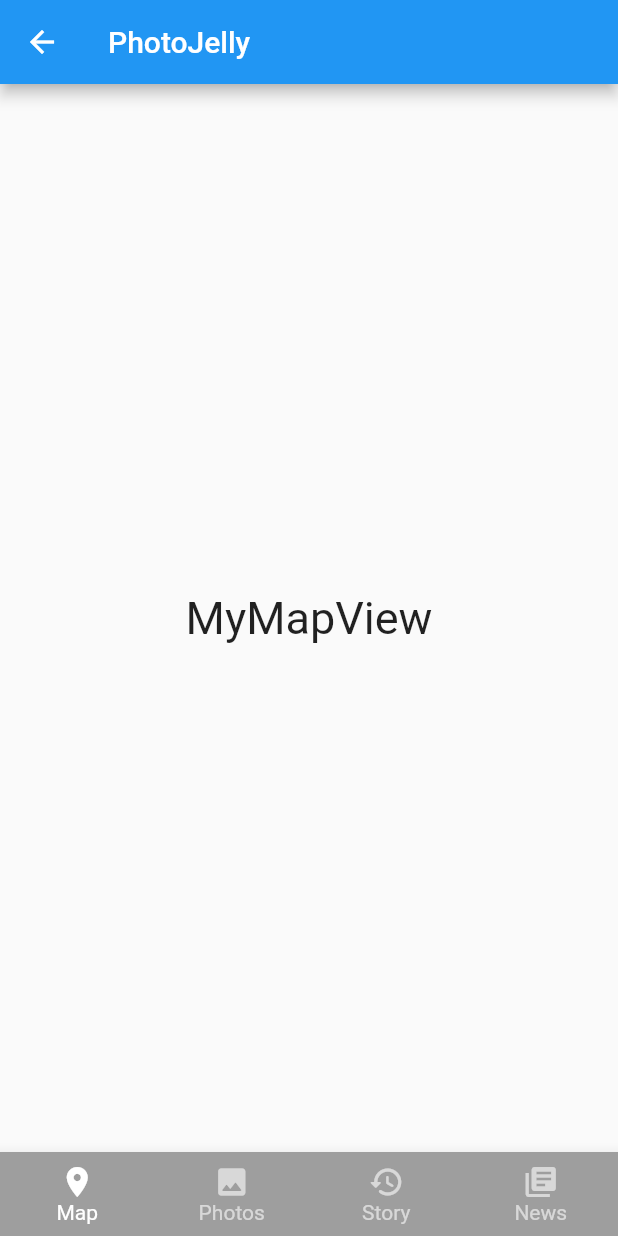
After one commit to flack3r/photojelly, a Flutter app: the MainScreen screen opened by its route, on a phone screen of 412 x 824 dp. The commit adds this screen. Run offline on Flutter 3.47's test engine with Material 2 defaults, Android fonts, the phone set to English and light mode, and no system bars; our stand-ins replace intro_slider; Roboto replaces fonts that are missing (DoHyeonRegular).

Commit message:
main 하단메뉴 구성

```diff
--- a/lib/IntroScreen.dart
+++ b/lib/IntroScreen.dart
@@ -21,7 +21,7 @@ class _IntroScreenState extends State<IntroScreen> {
         title: "안녕하세요!",
         styleTitle:
         TextStyle(color: Color(0xff7FFFD4), fontSize: 30.0, fontWeight: FontWeight.bold, fontFamily: 'RobotoMono'),
-        description: "저장된 사진을 지도 스토리로 만들어 추억을 간직하세요",
+        description: "포토젤리와 함께 저장된 사진을 지도 스토리로 만들어 추억을 간직하세요",
         styleDescription:
         TextStyle(color: Colors.white, fontSize: 20.0, fontStyle: FontStyle.italic, fontFamily: 'Raleway'),
         backgroundImage: "images/welcome.png",
@@ -38,7 +38,7 @@ class _IntroScreenState extends State<IntroScreen> {
 
   void onDonePress() {
     // Do what you want
-    print("End of slides");
+    Navigator.pushNamed(context, '/main');
   }
 
   @override
--- /dev/null
+++ b/lib/MainScreen.dart
@@ -0,0 +1,67 @@
+import 'package:flutter/material.dart';
+import 'package:photojelly/MapView.dart';
+import 'package:photojelly/NewsView.dart';
+import 'package:photojelly/PhotosView.dart';
+import 'package:photojelly/StoryView.dart';
+import 'package:photojelly/main.dart';
+
+class MainScreen extends StatefulWidget {
+  const MainScreen({Key? key}) : super(key: key);
+
+  @override
+  _MainScreenState createState() => _MainScreenState();
+}
+
+class _MainScreenState extends State<MainScreen> {
+  int _selectedIndex = 0;
+  final List _widgetOptions = [
+    const MapView(),
+    const PhotosView(),
+    const StoryView(),
+    const NewsView(),
+  ];
+
+  @override
+  Widget build(BuildContext context) {
+    return Scaffold(
+      appBar: AppBar(
+        title: Text(PACKAGE_NAME),
+      ),
+      body: Center(
+        child: _widgetOptions[_selectedIndex],
+      ),
+      bottomNavigationBar: BottomNavigationBar(
+        type: BottomNavigationBarType.fixed,
+        backgroundColor: Colors.grey,
+        selectedItemColor: Colors.white,
+        unselectedItemColor: Colors.white.withOpacity(.60),
+        selectedFontSize: 14,
+        unselectedFontSize: 14,
+        currentIndex: _selectedIndex, //현재 선택된 Index
+        onTap: (int index) {
+          setState(() {
+            _selectedIndex = index;
+          });
+        },
+        items: const [
+          BottomNavigationBarItem(
+            label: 'Map',
+            icon: Icon(Icons.location_on),
+          ),
+          BottomNavigationBarItem(
+            label: 'Photos',
+            icon: Icon(Icons.photo_rounded),
+          ),
+          BottomNavigationBarItem(
+            label: 'Story',
+            icon: Icon(Icons.history_rounded),
+          ),
+          BottomNavigationBarItem(
+            label: 'News',
+            icon: Icon(Icons.library_books),
+          ),
+        ],
+      ),
+    );
+  }
+}
--- /dev/null
+++ b/lib/MapView.dart
@@ -0,0 +1,18 @@
+import 'package:flutter/material.dart';
+
+class MapView extends StatefulWidget {
+  const MapView({Key? key}) : super(key: key);
+
+  @override
+  _MapViewState createState() => _MapViewState();
+}
+
+class _MapViewState extends State<MapView> {
+  @override
+  Widget build(BuildContext context) {
+    return const Text(
+      'MyMapView',
+      style: TextStyle(fontSize: 30, fontFamily: 'DoHyeonRegular'),
+    );
+  }
+}
--- a/lib/main.dart
+++ b/lib/main.dart
@@ -1,7 +1,8 @@
 import 'package:flutter/material.dart';
 import 'package:photojelly/IntroScreen.dart';
+import 'package:photojelly/MainScreen.dart';
 
-final String PACKAGE_NAME = "PhotoJelly";
+const String PACKAGE_NAME = "PhotoJelly";
 
 void main() {
   runApp(const MyApp());
@@ -15,6 +16,11 @@ class MyApp extends StatelessWidget {
   Widget build(BuildContext context) {
     return MaterialApp(
       title: PACKAGE_NAME,
+      initialRoute: '/welcome',
+      routes: {
+        '/welcome' : (context) => const IntroScreen(),
+        '/main' : (context) => const MainScreen(),
+      },
       theme: ThemeData(
         // This is the theme of your application.
         //
@@ -27,7 +33,6 @@ class MyApp extends StatelessWidget {
         // is not restarted.
         primarySwatch: Colors.blue,
       ),
-      home: const IntroScreen(),
     );
   }
 }
```
Also changed, not shown: lib/NewsView.dart (added, +18 -0 lines), lib/PhotosView.dart (added, +18 -0 lines), lib/StoryView.dart (added, +18 -0 lines).
